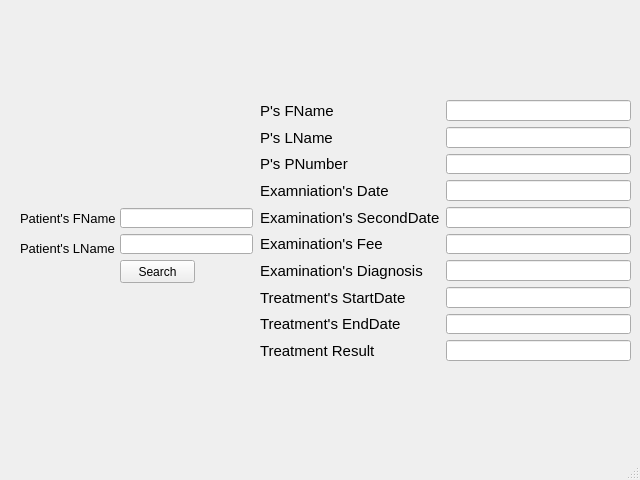
The window that search.ui (anthonyhungnguyen/redesigned-engine) describes before a commit, drawn with Qt 5.
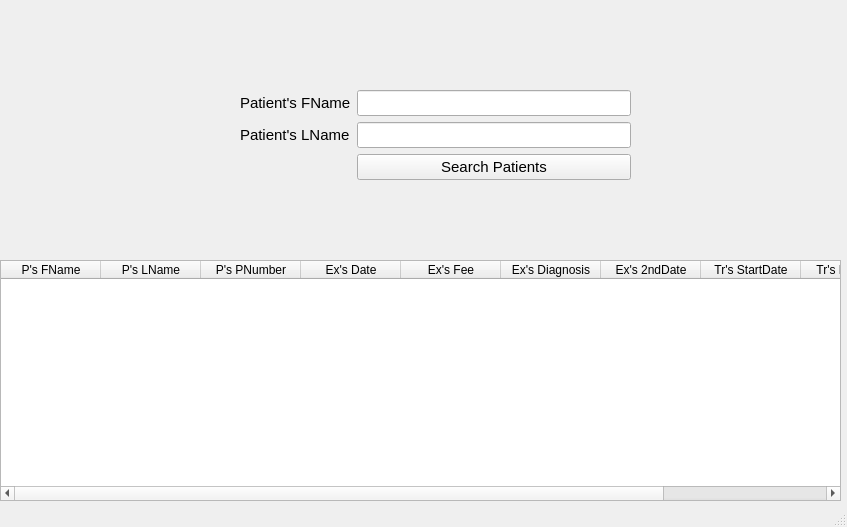
The same window after the commit.

```diff
--- a/search.ui
+++ b/search.ui
@@ -6,8 +6,8 @@
    <rect>
     <x>0</x>
     <y>0</y>
-    <width>640</width>
-    <height>480</height>
+    <width>847</width>
+    <height>527</height>
    </rect>
   </property>
   <property name="baseSize">
@@ -23,12 +23,18 @@
    <widget class="QWidget" name="formLayoutWidget">
     <property name="geometry">
      <rect>
-      <x>260</x>
-      <y>100</y>
-      <width>371</width>
-      <height>261</height>
+      <x>240</x>
+      <y>90</y>
+      <width>391</width>
+      <height>101</height>
      </rect>
     </property>
+    <property name="font">
+     <font>
+      <family>Segoe UI</family>
+      <pointsize>11</pointsize>
+     </font>
+    </property>
     <layout class="QFormLayout" name="formLayout">
      <item row="0" column="0">
       <widget class="QLabel" name="pSFNameLabel">
@@ -42,35 +48,22 @@
         <font>
          <family>Segoe UI</family>
          <pointsize>11</pointsize>
-         <weight>50</weight>
-         <bold>false</bold>
         </font>
        </property>
-       <property name="cursor">
-        <cursorShape>ArrowCursor</cursorShape>
-       </property>
-       <property name="mouseTracking">
-        <bool>true</bool>
-       </property>
-       <property name="focusPolicy">
-        <enum>Qt::NoFocus</enum>
-       </property>
-       <property name="autoFillBackground">
-        <bool>false</bool>
-       </property>
        <property name="text">
-        <string>P's FName</string>
-       </property>
-       <property name="scaledContents">
-        <bool>false</bool>
-       </property>
-       <property name="wordWrap">
-        <bool>false</bool>
+        <string>Patient's FName</string>
        </property>
       </widget>
      </item>
      <item row="0" column="1">
-      <widget class="QLineEdit" name="pSFNameLineEdit"/>
+      <widget class="QLineEdit" name="patientSFNameLineEdit">
+       <property name="font">
+        <font>
+         <family>Segoe UI</family>
+         <pointsize>11</pointsize>
+        </font>
+       </property>
+      </widget>
      </item>
      <item row="1" column="0">
       <widget class="QLabel" name="pSLNameLabel">
@@ -78,288 +71,97 @@
         <font>
          <family>Segoe UI</family>
          <pointsize>11</pointsize>
-         <weight>50</weight>
-         <bold>false</bold>
         </font>
        </property>
-       <property name="mouseTracking">
-        <bool>false</bool>
-       </property>
-       <property name="autoFillBackground">
-        <bool>false</bool>
-       </property>
        <property name="text">
-        <string>P's LName</string>
+        <string>Patient's LName</string>
        </property>
       </widget>
      </item>
      <item row="1" column="1">
-      <widget class="QLineEdit" name="pSLNameLineEdit"/>
-     </item>
-     <item row="2" column="0">
-      <widget class="QLabel" name="pSPNumberLabel">
+      <widget class="QLineEdit" name="patientSLNameLineEdit">
        <property name="font">
         <font>
          <family>Segoe UI</family>
          <pointsize>11</pointsize>
-         <weight>50</weight>
-         <bold>false</bold>
         </font>
        </property>
-       <property name="mouseTracking">
-        <bool>false</bool>
-       </property>
-       <property name="autoFillBackground">
-        <bool>false</bool>
-       </property>
-       <property name="text">
-        <string>P's PNumber</string>
-       </property>
       </widget>
      </item>
      <item row="2" column="1">
-      <widget class="QLineEdit" name="pSPNumberLineEdit"/>
-     </item>
-     <item row="3" column="0">
-      <widget class="QLabel" name="examniationSDateLabel">
+      <widget class="QPushButton" name="pushButtonSearch">
        <property name="font">
         <font>
          <family>Segoe UI</family>
          <pointsize>11</pointsize>
-         <weight>50</weight>
-         <bold>false</bold>
         </font>
        </property>
-       <property name="mouseTracking">
-        <bool>false</bool>
-       </property>
-       <property name="autoFillBackground">
-        <bool>false</bool>
-       </property>
        <property name="text">
-        <string>Examniation's Date</string>
+        <string>Search Patients</string>
        </property>
       </widget>
      </item>
-     <item row="3" column="1">
-      <widget class="QLineEdit" name="examniationSDateLineEdit"/>
-     </item>
-     <item row="5" column="0">
-      <widget class="QLabel" name="examinationSFeeLabel">
-       <property name="font">
-        <font>
-         <family>Segoe UI</family>
-         <pointsize>11</pointsize>
-         <weight>50</weight>
-         <bold>false</bold>
-        </font>
-       </property>
-       <property name="mouseTracking">
-        <bool>false</bool>
-       </property>
-       <property name="autoFillBackground">
-        <bool>false</bool>
-       </property>
-       <property name="text">
-        <string>Examination's Fee</string>
-       </property>
-      </widget>
-     </item>
-     <item row="5" column="1">
-      <widget class="QLineEdit" name="examinationSFeeLineEdit"/>
-     </item>
-     <item row="6" column="0">
-      <widget class="QLabel" name="examinationSDiagnosisLabel">
-       <property name="font">
-        <font>
-         <family>Segoe UI</family>
-         <pointsize>11</pointsize>
-         <weight>50</weight>
-         <bold>false</bold>
-        </font>
-       </property>
-       <property name="mouseTracking">
-        <bool>false</bool>
-       </property>
-       <property name="autoFillBackground">
-        <bool>false</bool>
-       </property>
-       <property name="text">
-        <string>Examination's Diagnosis</string>
-       </property>
-      </widget>
-     </item>
-     <item row="6" column="1">
-      <widget class="QLineEdit" name="examinationSDiagnosisLineEdit"/>
-     </item>
-     <item row="4" column="0">
-      <widget class="QLabel" name="examinationSSecondDateLabel">
-       <property name="font">
-        <font>
-         <family>Segoe UI</family>
-         <pointsize>11</pointsize>
-         <weight>50</weight>
-         <bold>false</bold>
-        </font>
-       </property>
-       <property name="mouseTracking">
-        <bool>false</bool>
-       </property>
-       <property name="autoFillBackground">
-        <bool>false</bool>
-       </property>
-       <property name="text">
-        <string>Examination's SecondDate</string>
-       </property>
-      </widget>
-     </item>
-     <item row="4" column="1">
-      <widget class="QLineEdit" name="examinationSSecondDateLineEdit"/>
-     </item>
-     <item row="7" column="0">
-      <widget class="QLabel" name="treatmentSStartDateLabel">
-       <property name="font">
-        <font>
-         <family>Segoe UI</family>
-         <pointsize>11</pointsize>
-         <weight>50</weight>
-         <bold>false</bold>
-        </font>
-       </property>
-       <property name="mouseTracking">
-        <bool>false</bool>
-       </property>
-       <property name="autoFillBackground">
-        <bool>false</bool>
-       </property>
-       <property name="text">
-        <string>Treatment's StartDate</string>
-       </property>
-      </widget>
-     </item>
-     <item row="7" column="1">
-      <widget class="QLineEdit" name="treatmentSStartDateLineEdit"/>
-     </item>
-     <item row="8" column="0">
-      <widget class="QLabel" name="treatmentSEndDateLabel">
-       <property name="font">
-        <font>
-         <family>Segoe UI</family>
-         <pointsize>11</pointsize>
-         <weight>50</weight>
-         <bold>false</bold>
-        </font>
-       </property>
-       <property name="mouseTracking">
-        <bool>false</bool>
-       </property>
-       <property name="autoFillBackground">
-        <bool>false</bool>
-       </property>
-       <property name="text">
-        <string>Treatment's EndDate</string>
-       </property>
-      </widget>
-     </item>
-     <item row="8" column="1">
-      <widget class="QLineEdit" name="treatmentSEndDateLineEdit"/>
-     </item>
-     <item row="9" column="0">
-      <widget class="QLabel" name="treatmentResultLabel">
-       <property name="font">
-        <font>
-         <family>Segoe UI</family>
-         <pointsize>11</pointsize>
-         <weight>50</weight>
-         <bold>false</bold>
-        </font>
-       </property>
-       <property name="mouseTracking">
-        <bool>false</bool>
-       </property>
-       <property name="autoFillBackground">
-        <bool>false</bool>
-       </property>
-       <property name="text">
-        <string>Treatment Result</string>
-       </property>
-      </widget>
-     </item>
-     <item row="9" column="1">
-      <widget class="QLineEdit" name="treatmentResultLineEdit"/>
-     </item>
     </layout>
    </widget>
-   <widget class="QLabel" name="patientSFirstNameLabel">
+   <widget class="QTableWidget" name="tableWidget">
     <property name="geometry">
      <rect>
-      <x>20</x>
-      <y>210</y>
-      <width>111</width>
-      <height>16</height>
-     </rect>
-    </property>
-    <property name="font">
-     <font>
-      <family>Segoe UI</family>
-      <pointsize>10</pointsize>
-     </font>
-    </property>
-    <property name="text">
-     <string>Patient's FName</string>
-    </property>
-   </widget>
-   <widget class="QLineEdit" name="patientSFirstNameLineEdit">
-    <property name="geometry">
-     <rect>
-      <x>120</x>
-      <y>208</y>
-      <width>133</width>
-      <height>20</height>
-     </rect>
-    </property>
-   </widget>
-   <widget class="QLabel" name="patientSLastNameLabel">
-    <property name="geometry">
-     <rect>
-      <x>20</x>
-      <y>240</y>
-      <width>101</width>
-      <height>16</height>
-     </rect>
-    </property>
-    <property name="font">
-     <font>
-      <family>Segoe UI</family>
-      <pointsize>10</pointsize>
-     </font>
-    </property>
-    <property name="text">
-     <string>Patient's LName</string>
-    </property>
-   </widget>
-   <widget class="QLineEdit" name="patientSLastNameLineEdit">
-    <property name="geometry">
-     <rect>
-      <x>120</x>
-      <y>234</y>
-      <width>133</width>
-      <height>20</height>
-     </rect>
-    </property>
-   </widget>
-   <widget class="QPushButton" name="pushButtonSearch">
-    <property name="geometry">
-     <rect>
-      <x>120</x>
+      <x>0</x>
       <y>260</y>
-      <width>75</width>
-      <height>23</height>
+      <width>841</width>
+      <height>241</height>
      </rect>
     </property>
-    <property name="text">
-     <string>Search</string>
-    </property>
+    <column>
+     <property name="text">
+      <string>P's FName</string>
+     </property>
+    </column>
+    <column>
+     <property name="text">
+      <string>P's LName</string>
+     </property>
+    </column>
+    <column>
+     <property name="text">
+      <string>P's PNumber</string>
+     </property>
+    </column>
+    <column>
+     <property name="text">
+      <string>Ex's Date</string>
+     </property>
+    </column>
+    <column>
+     <property name="text">
+      <string>Ex's Fee</string>
+     </property>
+    </column>
+    <column>
+     <property name="text">
+      <string>Ex's Diagnosis</string>
+     </property>
+    </column>
+    <column>
+     <property name="text">
+      <string>Ex's 2ndDate</string>
+     </property>
+    </column>
+    <column>
+     <property name="text">
+      <string>Tr's StartDate</string>
+     </property>
+    </column>
+    <column>
+     <property name="text">
+      <string>Tr's EndDate</string>
+     </property>
+    </column>
+    <column>
+     <property name="text">
+      <string>Tr's Result</string>
+     </property>
+    </column>
    </widget>
   </widget>
   <widget class="QStatusBar" name="statusbar"/>
```
Left out of the diff: 10 changed lines with no effect on the pictures.
